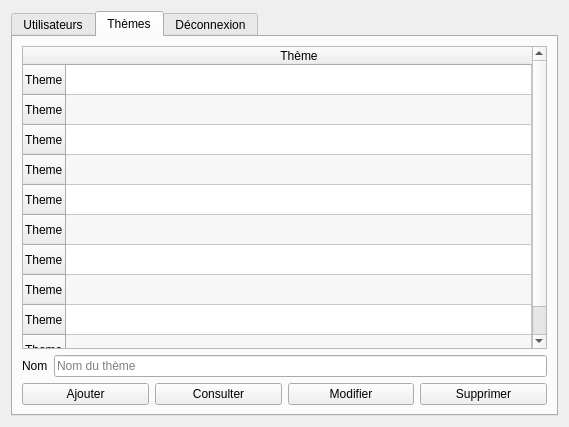
Before: the Qt Designer form mainmenu.ui in G4bleb/salt-n-pepper, drawn with Qt 5.
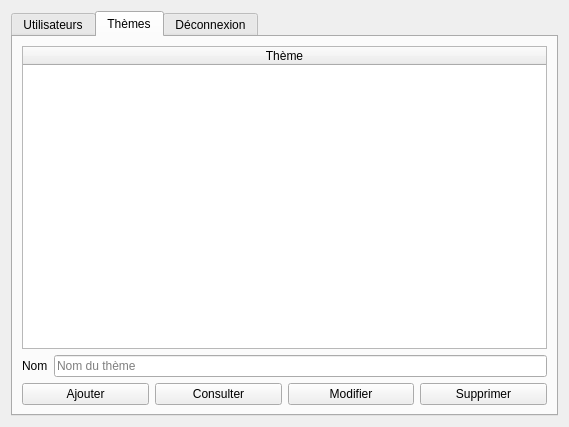
After: the same form once the commit is applied. The open tabs and pages were chosen to show the change.

```diff
--- a/mainmenu.ui
+++ b/mainmenu.ui
@@ -140,56 +140,9 @@
              <attribute name="horizontalHeaderStretchLastSection">
               <bool>true</bool>
              </attribute>
-             <row>
-              <property name="text">
-               <string>Theme</string>
-              </property>
-             </row>
-             <row>
-              <property name="text">
-               <string>Theme</string>
-              </property>
-             </row>
-             <row>
-              <property name="text">
-               <string>Theme</string>
-              </property>
-             </row>
-             <row>
-              <property name="text">
-               <string>Theme</string>
-              </property>
-             </row>
-             <row>
-              <property name="text">
-               <string>Theme</string>
-              </property>
-             </row>
-             <row>
-              <property name="text">
-               <string>Theme</string>
-              </property>
-             </row>
-             <row>
-              <property name="text">
-               <string>Theme</string>
-              </property>
-             </row>
-             <row>
-              <property name="text">
-               <string>Theme</string>
-              </property>
-             </row>
-             <row>
-              <property name="text">
-               <string>Theme</string>
-              </property>
-             </row>
-             <row>
-              <property name="text">
-               <string>Theme</string>
-              </property>
-             </row>
+             <attribute name="verticalHeaderVisible">
+              <bool>false</bool>
+             </attribute>
              <column>
               <property name="text">
                <string>Thème</string>
```
Left out of the diff: 18 changed lines with no effect on the pictures.
